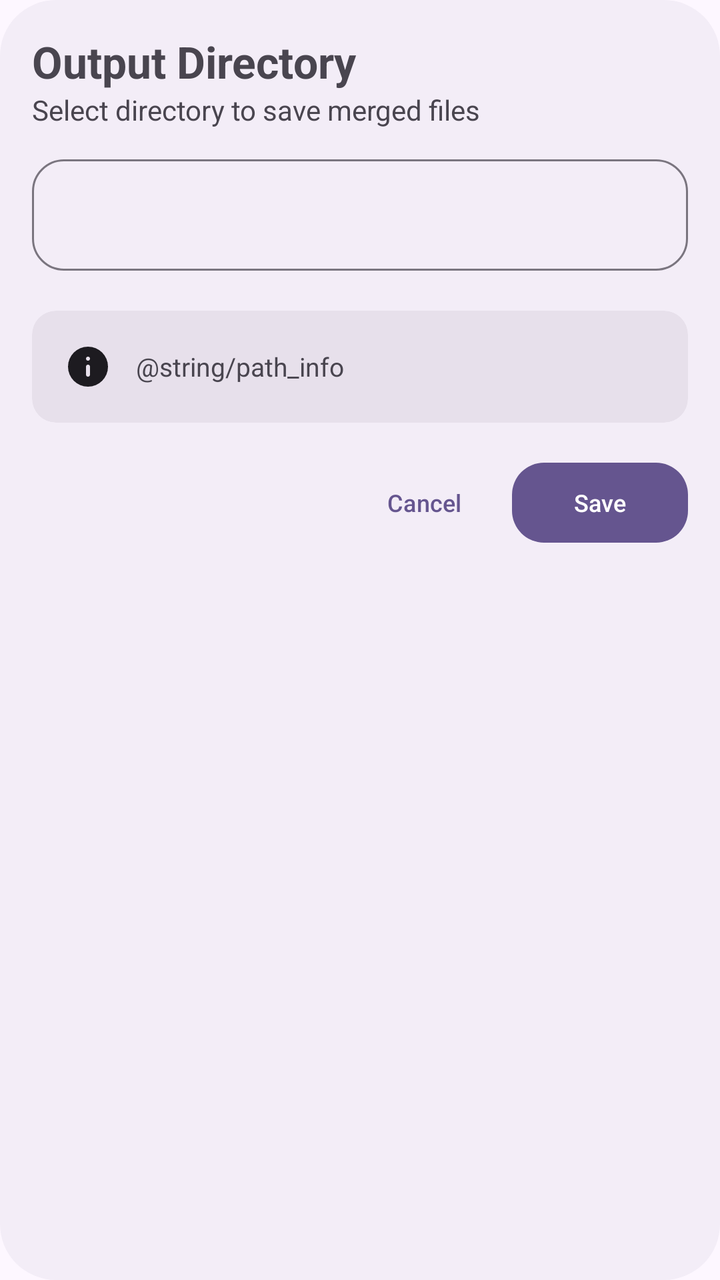
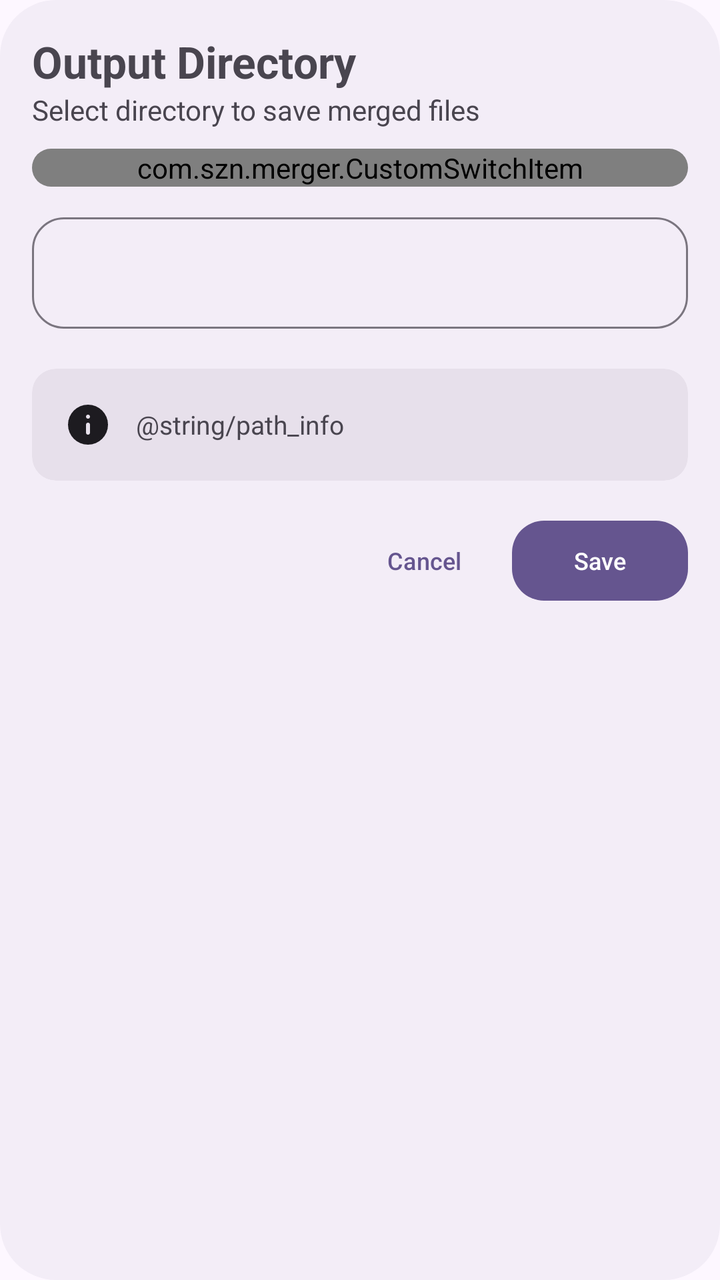

An Android layout rendered at two revisions. The XML below is the earlier revision; the diff shows what the commit changed to produce the second picture.
<!-- AndroidManifest.xml: application theme AppTheme -->
<!-- res/layout/output_path_dialog.xml -->
<?xml version="1.0" encoding="utf-8"?>
<LinearLayout xmlns:android="http://schemas.android.com/apk/res/android"
    xmlns:tools="http://schemas.android.com/tools"
    xmlns:app="http://schemas.android.com/apk/res-auto"
    android:layout_width="match_parent"
    android:layout_height="wrap_content"
    android:orientation="vertical"
    android:padding="16dp"
    android:background="@drawable/bg_popup">

    <TextView
        android:id="@+id/title"
        android:layout_width="match_parent"
        android:layout_height="wrap_content"
        android:text="@string/title_output_directory"
        android:textSize="22sp"
        android:textStyle="bold" />

    <TextView
        android:id="@+id/subtitle"
        android:layout_width="match_parent"
        android:layout_height="wrap_content"
        android:text="@string/desc_output_directory"
        android:textSize="14sp" />

    <com.google.android.material.textfield.TextInputLayout
        style="@style/Widget.Merger.TextInput"
        android:layout_width="match_parent"
        android:layout_height="wrap_content"
        app:boxBackgroundMode="outline"
        android:layout_marginTop="10dp"
        app:endIconMode="clear_text">

        <com.google.android.material.textfield.TextInputEditText
            android:id="@+id/input"
            android:layout_width="match_parent"
            android:layout_height="wrap_content"
            android:singleLine="true" />

    </com.google.android.material.textfield.TextInputLayout>

    <com.google.android.material.card.MaterialCardView
        android:layout_width="match_parent"
        android:layout_height="wrap_content"
        android:layout_marginTop="20dp"
        style="@style/Widget.Card.RoundedMiddle">

        <LinearLayout
            android:layout_width="match_parent"
            android:layout_height="match_parent"
            android:orientation="horizontal"
            android:gravity="center_vertical"
            android:padding="16dp">

            <ImageView
                android:layout_width="24dp"
                android:layout_height="24dp"
                app:tint="?attr/colorOnSurface"
                android:src="@drawable/ic_info" />

            <TextView
                android:layout_width="0dp"
                android:layout_height="wrap_content"
                android:layout_weight="1"
                android:layout_marginStart="12dp"
                android:justificationMode="inter_word"
                android:text="@string/path_info"
                android:textSize="13sp" />

        </LinearLayout>

    </com.google.android.material.card.MaterialCardView>

    <androidx.constraintlayout.widget.ConstraintLayout
        android:layout_width="match_parent"
        android:layout_height="wrap_content"
        android:layout_marginTop="16dp"
        android:orientation="horizontal">

        <com.google.android.material.button.MaterialButton
            android:id="@+id/buttonCancel"
            style="@style/Widget.Material3.Button.TextButton"
            android:layout_width="wrap_content"
            android:layout_height="wrap_content"
            android:layout_marginTop="16dp"
            android:text="@string/cancel_app"
            android:textSize="12sp"
            app:cornerRadius="16dp"
            android:background="@android:color/transparent"
            app:layout_constraintEnd_toStartOf="@id/buttonConfirm"
            tools:ignore="MissingConstraints" />

        <com.google.android.material.button.MaterialButton
            android:id="@+id/buttonConfirm"
            android:layout_width="wrap_content"
            android:layout_height="wrap_content"
            android:layout_marginTop="16dp"
            android:text="@string/btn_save"
            android:textSize="12sp"
            app:cornerRadius="16dp"
            android:layout_marginStart="16dp"
            app:layout_constraintEnd_toEndOf="parent"
            tools:ignore="MissingConstraints" />

    </androidx.constraintlayout.widget.ConstraintLayout>

</LinearLayout>
<!-- resources referenced by this layout -->
<resources>
  <!-- drawable bg_popup (drawable) -->
  <?xml version="1.0" encoding="utf-8"?>
  <shape xmlns:android="http://schemas.android.com/apk/res/android">
  
      <solid android:color="?attr/colorSurfaceContainer"/>
  
      <corners android:radius="28dp"/>
  
  </shape>
  <!-- drawable ic_info (drawable) -->
  <vector xmlns:android="http://schemas.android.com/apk/res/android"
      android:width="24dp"
      android:height="24dp"
      android:viewportWidth="960"
      android:viewportHeight="960">
    <path
        android:pathData="M508.5,668.5Q520,657 520,640v-160q0,-17 -11.5,-28.5T480,440q-17,0 -28.5,11.5T440,480v160q0,17 11.5,28.5T480,680q17,0 28.5,-11.5ZM508.5,348.5Q520,337 520,320t-11.5,-28.5Q497,280 480,280t-28.5,11.5Q440,303 440,320t11.5,28.5Q463,360 480,360t28.5,-11.5ZM480,880q-83,0 -156,-31.5T197,763q-54,-54 -85.5,-127T80,480q0,-83 31.5,-156T197,197q54,-54 127,-85.5T480,80q83,0 156,31.5T763,197q54,54 85.5,127T880,480q0,83 -31.5,156T763,763q-54,54 -127,85.5T480,880Z"
        android:fillColor="#000000"/>
  </vector>
  <string name="btn_save">Save</string>
  <string name="cancel_app">Cancel</string>
  <string name="desc_output_directory">Select directory to save merged files</string>
  <string name="title_output_directory">Output Directory</string>
  <style name="Widget.Card.RoundedMiddle" parent="Widget.Material3.CardView.Filled">
          <item name="android:layout_width">match_parent</item>
          <item name="android:layout_height">wrap_content</item>
          <item name="cardBackgroundColor">?attr/colorSurfaceVariant</item>
      </style>
  <style name="Widget.Merger.TextInput" parent="Widget.Material3.TextInputLayout.OutlinedBox">
          <item name="boxCornerRadiusTopStart">16dp</item>
          <item name="boxCornerRadiusTopEnd">16dp</item>
          <item name="boxCornerRadiusBottomStart">16dp</item>
          <item name="boxCornerRadiusBottomEnd">16dp</item>
      </style>
  <color name="md_theme_primary">#65558F</color>
  <color name="md_theme_onPrimary">#FFFFFF</color>
  <color name="md_theme_primaryContainer">#E9DDFF</color>
  <color name="md_theme_onPrimaryContainer">#4D3D75</color>
  <color name="md_theme_secondary">#625B71</color>
  <color name="md_theme_onSecondary">#FFFFFF</color>
  <color name="md_theme_secondaryContainer">#E8DEF8</color>
  <color name="md_theme_onSecondaryContainer">#4A4458</color>
  <color name="md_theme_tertiary">#7E5260</color>
  <color name="md_theme_onTertiary">#FFFFFF</color>
  <color name="md_theme_tertiaryContainer">#FFD9E3</color>
  <color name="md_theme_onTertiaryContainer">#633B48</color>
  <color name="md_theme_error">#BA1A1A</color>
  <color name="md_theme_onError">#FFFFFF</color>
  <color name="md_theme_errorContainer">#FFDAD6</color>
  <color name="md_theme_onErrorContainer">#93000A</color>
  <color name="md_theme_background">#FDF7FF</color>
  <color name="md_theme_onBackground">#1D1B20</color>
  <color name="md_theme_surface">#FDF7FF</color>
  <color name="md_theme_onSurface">#1D1B20</color>
  <color name="md_theme_surfaceVariant">#E7E0EB</color>
  <color name="md_theme_onSurfaceVariant">#49454E</color>
  <color name="md_theme_outline">#7A757F</color>
  <color name="md_theme_outlineVariant">#CAC4CF</color>
  <color name="md_theme_inverseSurface">#322F35</color>
  <color name="md_theme_inverseOnSurface">#F5EFF7</color>
  <color name="md_theme_inversePrimary">#CFBDFE</color>
  <!-- unchanged entries left out for length: 1 -->
</resources>

<!-- the commit's change to res/layout/output_path_dialog.xml (unified diff, before → after) -->
@@ -22,6 +22,20 @@
         android:layout_height="wrap_content"
         android:text="@string/desc_output_directory"
         android:textSize="14sp" />
+
+    <com.google.android.material.card.MaterialCardView
+        android:layout_width="match_parent"
+        android:layout_height="wrap_content"
+        android:layout_marginTop="10dp"
+        style="@style/Widget.Card.RoundedMiddle">
+
+        <com.szn.merger.CustomSwitchItem
+            android:id="@+id/saveToOriginalPath"
+            android:layout_width="match_parent"
+            android:layout_height="wrap_content"
+            app:itemIcon="@drawable/ic_folder"
+            app:itemTitle="@string/save_to_original_file_location"/>
+    </com.google.android.material.card.MaterialCardView>
 
     <com.google.android.material.textfield.TextInputLayout
         style="@style/Widget.Merger.TextInput"
<!-- resource entries referenced after the edit -->
@@ -9,6 +9,17 @@
       <corners android:radius="28dp"/>
   
   </shape>
+  <!-- drawable ic_folder (drawable) -->
+  <vector xmlns:android="http://schemas.android.com/apk/res/android"
+      android:width="24dp"
+      android:height="24dp"
+      android:viewportWidth="24"
+      android:viewportHeight="24">
+  
+      <path
+          android:fillColor="?attr/colorControlNormal"
+          android:pathData="M10,4H4a2,2 0 0,0 -2,2v12a2,2 0 0,0 2,2h16a2,2 0 0,0 2,-2V8a2,2 0 0,0 -2,-2h-8l-2,-2z"/>
+  </vector>
   <!-- drawable ic_info (drawable) -->
   <vector xmlns:android="http://schemas.android.com/apk/res/android"
       android:width="24dp"
